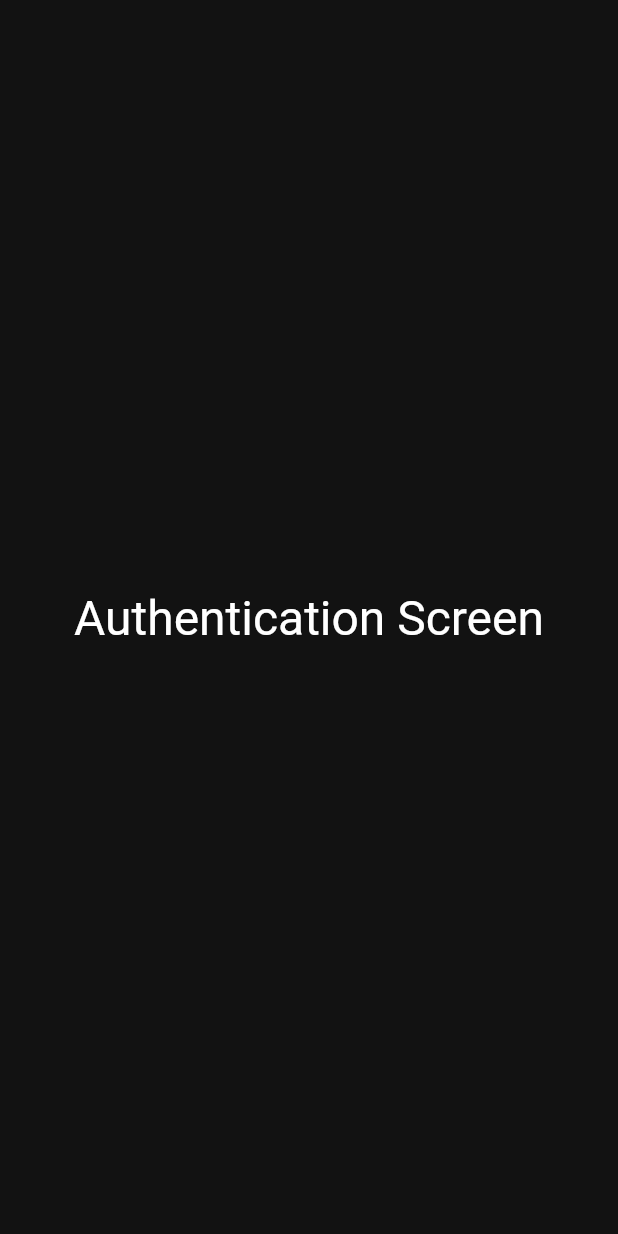
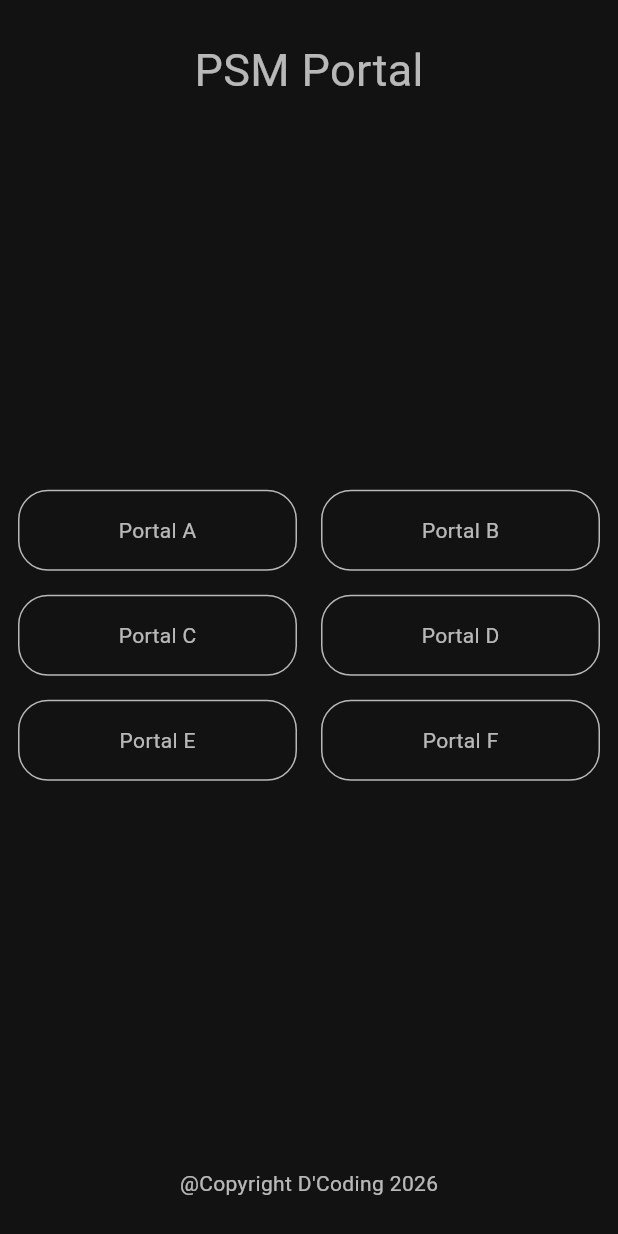
Before and after one commit to DCoding-Tech-Indonesia/PSM-APP, a Flutter app: the screen it shows after launch, on a phone screen of 412 x 824 dp. Run offline on Flutter 3.47's test engine with Material 3 defaults, Android fonts, the phone set to English and light mode, and no system bars; our stand-ins replace dio, equatable, flutter_bloc, flutter_dotenv, flutter_secure_storage, formz and 4 more.

Commit message:
add portal screen

```diff
--- a/lib/core/router/app_router.dart
+++ b/lib/core/router/app_router.dart
@@ -5,12 +5,19 @@ import 'package:go_router/go_router.dart';
 import 'package:psm_mobile/features/auth/domain/repositories/auth_repository.dart';
 import 'package:psm_mobile/features/auth/presentation/auth_screen.dart';
 import 'package:psm_mobile/features/auth/presentation/bloc/auth_bloc.dart';
+import 'package:psm_mobile/features/portal/presentation/portal_screen.dart';
 
 GoRouter createRouter(BuildContext context) {
   return GoRouter(
-    initialLocation: '/login',
+    initialLocation: '/portal',
 
     routes: [
+      GoRoute(
+        path: '/portal',
+        builder: (context, state) {
+          return const PortalScreen();
+        },
+      ),
       GoRoute(
         path: '/login',
         builder: (context, state) {
--- /dev/null
+++ b/lib/features/portal/presentation/portal_screen.dart
@@ -0,0 +1,107 @@
+import 'package:flutter/material.dart';
+
+class PortalScreen extends StatelessWidget {
+  const PortalScreen({super.key});
+
+  @override
+  Widget build(BuildContext context) {
+    return Scaffold(
+      body: SafeArea(
+        child: Padding(
+          padding: const EdgeInsets.symmetric(vertical: 25),
+          child: Column(
+            mainAxisAlignment: MainAxisAlignment.spaceBetween,
+            children: [
+              const Text("PSM Portal", style: TextStyle(fontSize: 30),),
+
+              Padding(
+                padding: const EdgeInsetsGeometry.symmetric(horizontal: 12.0),
+                child: Column(
+                  spacing: 16,
+                  children: [
+                    Row(
+                      spacing: 16,
+                      children: [
+                        Expanded(
+                          child: Container(
+                            padding: const EdgeInsets.all(16),
+                            decoration: BoxDecoration(
+                              border: Border.all(width: 1, color: Colors.white70),
+                              borderRadius: BorderRadius.circular(20),
+                            ),
+                            child: const Center(child: Text("Portal A")),
+                          ),
+                        ),
+                        Expanded(
+                          child: Container(
+                            padding: const EdgeInsets.all(16),
+                            decoration: BoxDecoration(
+                              border: Border.all(width: 1, color: Colors.white70),
+                              borderRadius: BorderRadius.circular(20),
+                            ),
+                            child: const Center(child: Text("Portal B")),
+                          ),
+                        ),
+                      ],
+                    ),
+                    Row(
+                      spacing: 16,
+                      children: [
+                        Expanded(
+                          child: Container(
+                            padding: const EdgeInsets.all(16),
+                            decoration: BoxDecoration(
+                              border: Border.all(width: 1, color: Colors.white70),
+                              borderRadius: BorderRadius.circular(20),
+                            ),
+                            child: const Center(child: Text("Portal C")),
+                          ),
+                        ),
+                        Expanded(
+                          child: Container(
+                            padding: const EdgeInsets.all(16),
+                            decoration: BoxDecoration(
+                              border: Border.all(width: 1, color: Colors.white70),
+                              borderRadius: BorderRadius.circular(20),
+                            ),
+                            child: const Center(child: Text("Portal D")),
+                          ),
+                        ),
+                      ],
+                    ),
+                    Row(
+                      spacing: 16,
+                      children: [
+                        Expanded(
+                          child: Container(
+                            padding: const EdgeInsets.all(16),
+                            decoration: BoxDecoration(
+                              border: Border.all(width: 1, color: Colors.white70),
+                              borderRadius: BorderRadius.circular(20),
+                            ),
+                            child: const Center(child: Text("Portal E")),
+                          ),
+                        ),
+                        Expanded(
+                          child: Container(
+                            padding: const EdgeInsets.all(16),
+                            decoration: BoxDecoration(
+                              border: Border.all(width: 1, color: Colors.white70),
+                              borderRadius: BorderRadius.circular(20),
+                            ),
+                            child: const Center(child: Text("Portal F")),
+                          ),
+                        ),
+                      ],
+                    ),
+                  ],
+                ),
+              ),
+              Text("@Copyright D'Coding 2026"),
+            ],
+          ),
+        ),
+      ),
+    );
+  }
+}
```
